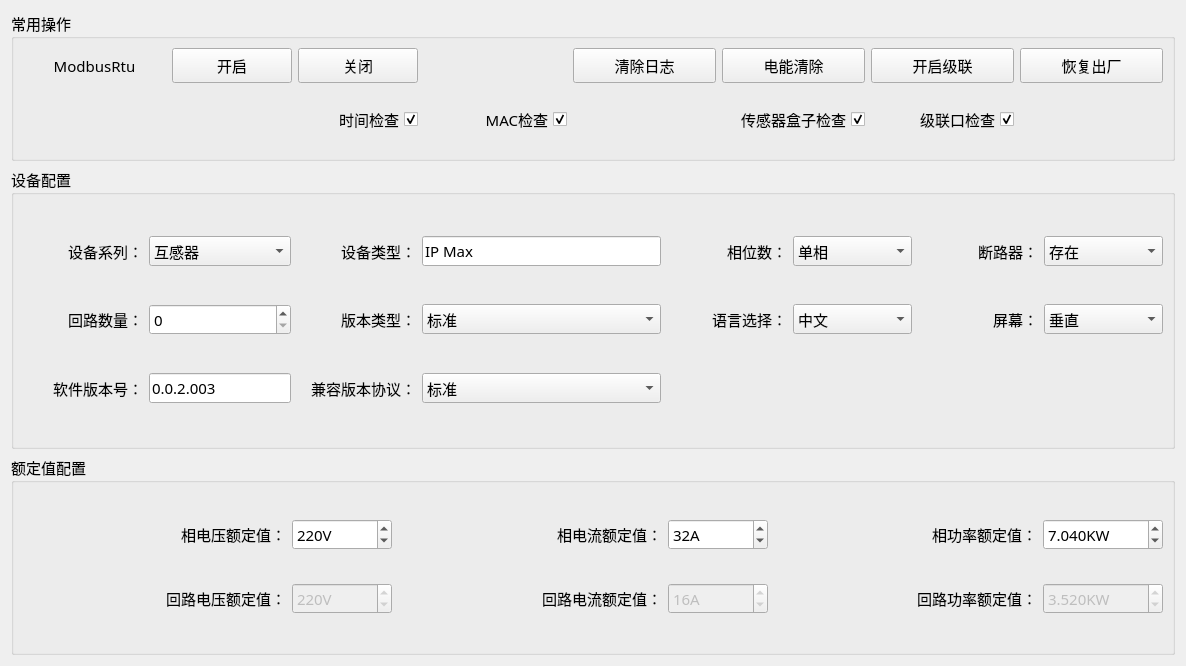
Qt form ip_qc/home/home_devwid.ui (ChinaClever/IP-Tools) before a commit.
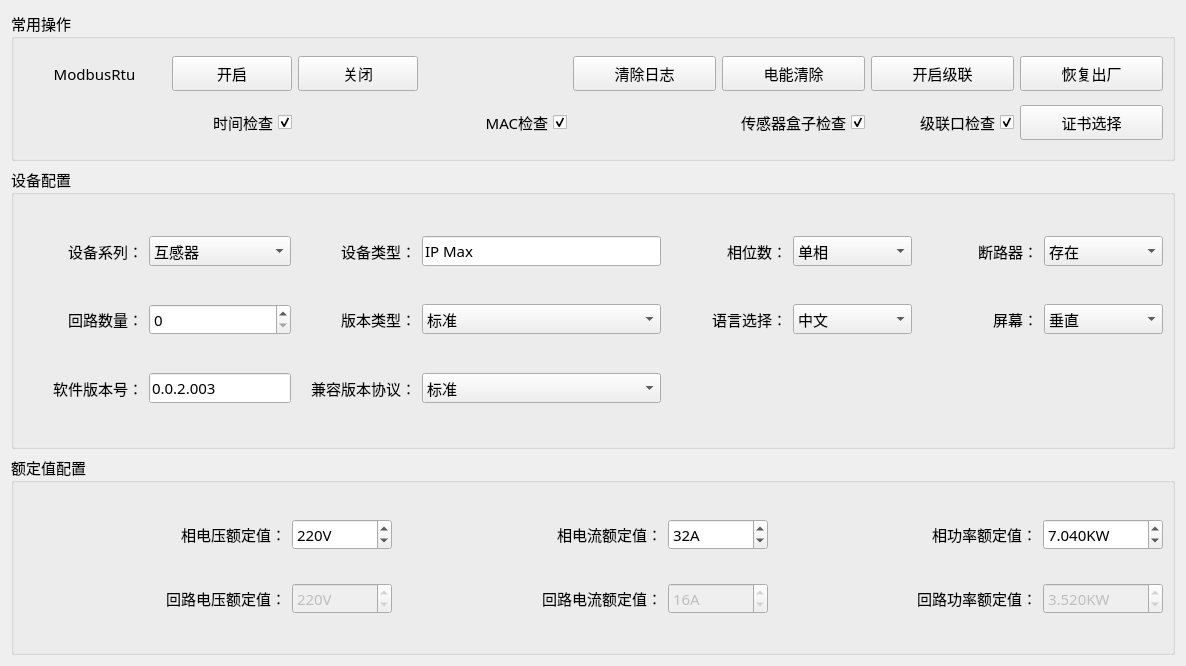
The same form after that commit.

Commit message: tls证书

Patch:
```diff
--- a/ip_qc/home/home_devwid.ui
+++ b/ip_qc/home/home_devwid.ui
@@ -132,7 +132,7 @@
         </property>
        </widget>
       </item>
-      <item row="1" column="1" colspan="2">
+      <item row="1" column="1">
        <widget class="QCheckBox" name="timeBox">
         <property name="sizePolicy">
          <sizepolicy hsizetype="Preferred" vsizetype="Preferred">
@@ -208,6 +208,19 @@
         </property>
        </widget>
       </item>
+      <item row="1" column="7">
+       <widget class="QPushButton" name="tlsBtn">
+        <property name="minimumSize">
+         <size>
+          <width>0</width>
+          <height>35</height>
+         </size>
+        </property>
+        <property name="text">
+         <string>证书选择</string>
+        </property>
+       </widget>
+      </item>
      </layout>
     </widget>
    </item>
```
The commit also changes 6 other files.
